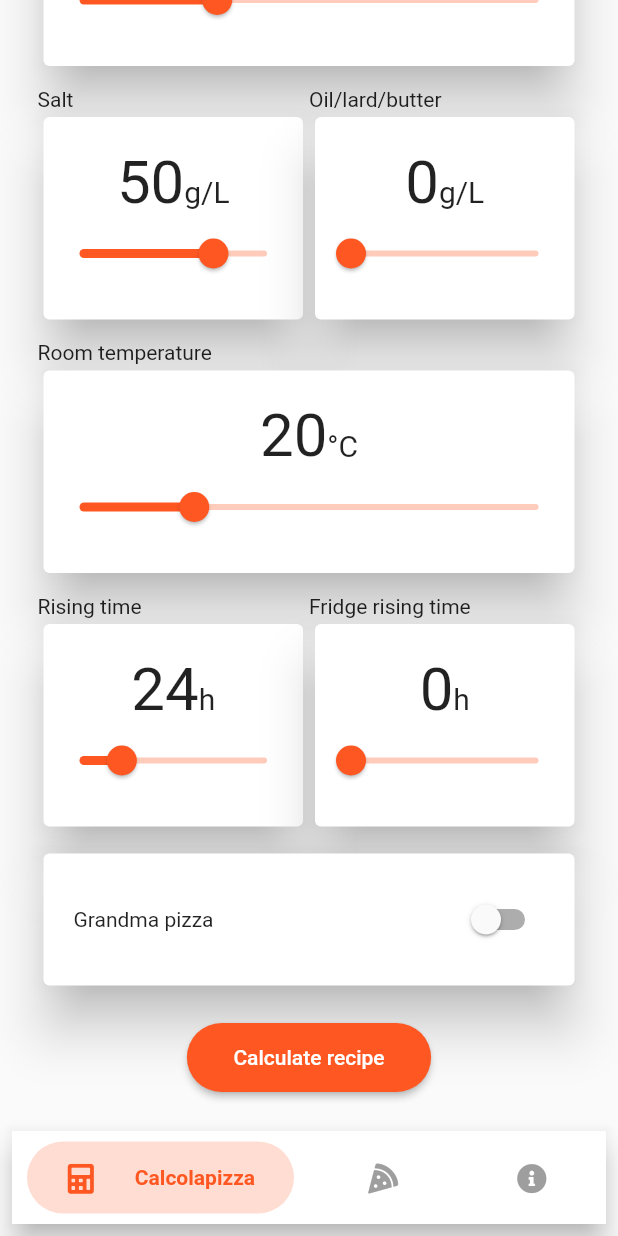
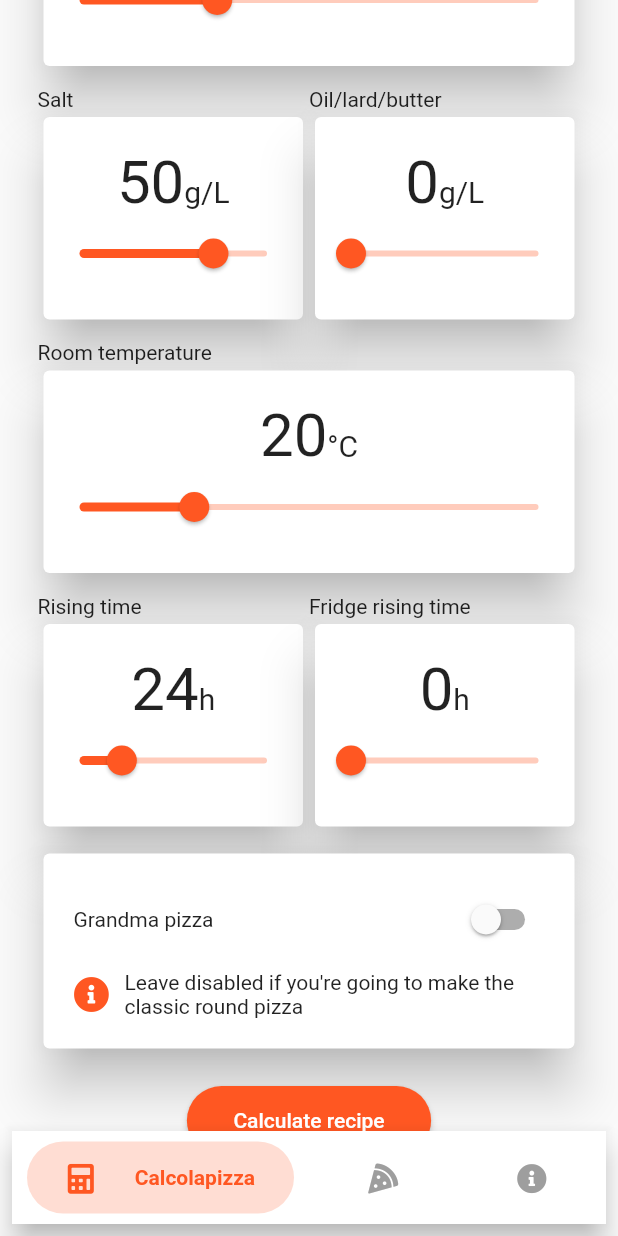
Before and after one commit to Nicuz/Calcolapizza, a Flutter app: the screen it shows after launch, scrolled down 410 dp, on a phone screen of 412 x 824 dp. Run offline on Flutter 3.47's test engine with Material 2 defaults, Android fonts, the phone set to English and light mode, and no system bars; drawn by our look-alikes of bubble_bottom_bar; our stand-ins replace flushbar, font_awesome_flutter, package_info, share, sqflite; missing offline and left inert: facebook_audience_network; accounts and stored records are empty.

Commit message:
Improved translations

```diff
--- a/assets/lang/lang.json
+++ b/assets/lang/lang.json
@@ -35,15 +35,19 @@
         "en": "Grandma pizza",
         "it": "Pizza in teglia"
     },
+    "grandmaPizzaHint": {
+        "en": "Leave disabled if you're going to make the classic round pizza",
+        "it": "Lascia disabilitato se vuoi fare la classica pizza tonda"
+    },
     "calculateRecipe": {
         "en": "Calculate recipe",
         "it": "Calcola dosi"
     },
     "invalidValue": {
-        "en": "Invalid value. Insert a number!",
-        "it": "Valore non valido. Inserisci un numero!"
+        "en": "Error. Enter a positive number!",
+        "it": "Errore. Inserisci un numero positivo!"
     },
-    "dosagesTitle": {
+    "recipeTitle": {
         "en": "Here is your recipe!",
         "it": "Ecco la tua ricetta!"
     },
@@ -104,7 +108,7 @@
         "it": "Salva"
     },
     "saveDialogSuccess": {
-        "en": "Dough saved",
+        "en": "Dough recipe saved",
         "it": "Impasto salvato correttamente"
     },
     "deleteDialogTitle": {
@@ -112,7 +116,7 @@
         "it": "Sei sicuro?"
     },
     "deleteDialogMessage": {
-        "en": "The saved dough will be deleted.",
+        "en": "The saved dough recipe will be deleted.",
         "it": "Questa operazione cancellerà l'impasto salvato."
     },
     "cancel": {
@@ -140,11 +144,11 @@
         "it": "Info"
     },
     "aboutTabDescription1": {
-        "en": "Calcolapizza lets you calculate the exact recipe for your pizza doughs in a few seconds, you can also save them for future use. This is a smartphone version of the homonymous tool by the forum",
+        "en": "Calcolapizza will allow you to calculate the exact amount for your pizza doughs in a few seconds and to save it for future use. This is a smartphone version of the homonymous tool by the forum",
         "it": "Calcolapizza vi permetterà di calcolare in pochissimi secondi le dosi esatte per i vostri impasti e salvarle per poterle riutilizzare in seguito. Questa non è altro che una versione riadattata per smartphone dell'omonimo strumento ufficiale del forum"
     },
     "aboutTabDescription2": {
-        "en": "every credits go to them",
+        "en": "all the credit goes to them",
         "it": "ogni merito va a loro"
     },
     "aboutTabDescription3": {
--- a/lib/ui/screens/calcolapizza_page.dart
+++ b/lib/ui/screens/calcolapizza_page.dart
@@ -7,6 +7,8 @@ import 'package:calcolapizza/ui/widgets/title_slider.dart';
 import 'package:calcolapizza/ui/widgets/title_textfield.dart';
 import 'package:flutter/cupertino.dart';
 import 'package:flutter/material.dart';
+import 'package:flutter/rendering.dart';
+import 'package:font_awesome_flutter/font_awesome_flutter.dart';
 import 'package:provider/provider.dart';
 
 class CalcolapizzaPage extends StatelessWidget {
@@ -157,7 +159,9 @@ class CalcolapizzaPage extends StatelessWidget {
                     elevation: 15,
                     child: Padding(
                       padding: const EdgeInsets.all(20.0),
-                      child: Row(
+                      child: Column(
+                        children: <Widget>[
+                          Row(
                             mainAxisAlignment: MainAxisAlignment.spaceBetween,
                             children: <Widget>[
                               Text(AppLocalizations.of(context)
@@ -166,8 +170,29 @@ class CalcolapizzaPage extends StatelessWidget {
                                 value: calcolapizzaProvider.isGrandmaPizza,
                                 activeColor: Colors.deepOrange,
                                 onChanged: (bool value) {
-                              calcolapizzaProvider.setIsGrandmaPizza = value;
+                                  calcolapizzaProvider.setIsGrandmaPizza =
+                                      value;
                                 },
+                              ),
+                            ],
+                          ),
+                          SizedBox(height: 10),
+                          Row(
+                            mainAxisAlignment: MainAxisAlignment.start,
+                            crossAxisAlignment: CrossAxisAlignment.center,
+                            children: <Widget>[
+                              Icon(
+                                FontAwesomeIcons.infoCircle,
+                                color: Colors.deepOrange,
+                              ),
+                              SizedBox(width: 10),
+                              Flexible(
+                                child: Text(
+                                  AppLocalizations.of(context)
+                                      .translate("grandmaPizzaHint"),
+                                ),
+                              ),
+                            ],
                           ),
                         ],
                       ),
--- a/lib/ui/screens/dough_page.dart
+++ b/lib/ui/screens/dough_page.dart
@@ -61,7 +61,7 @@ class DoughPage extends StatelessWidget {
               crossAxisAlignment: CrossAxisAlignment.start,
               children: <Widget>[
                 Text(
-                  AppLocalizations.of(context).translate("dosagesTitle"),
+                  AppLocalizations.of(context).translate("recipeTitle"),
                   style: TextStyle(
                     fontSize: 30.0,
                     fontWeight: FontWeight.bold,
```
Lines whose indentation alone changed are shown as unchanged.
